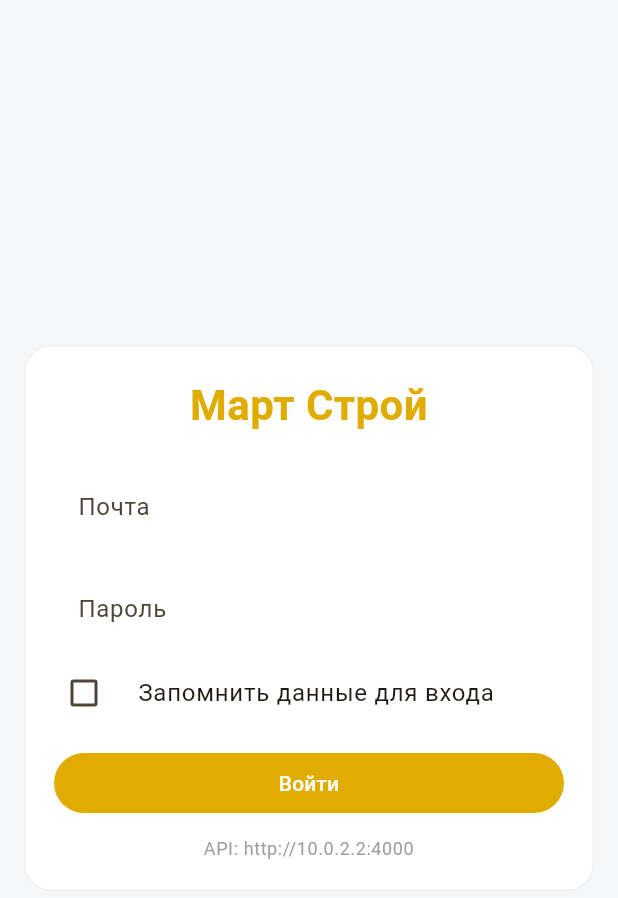
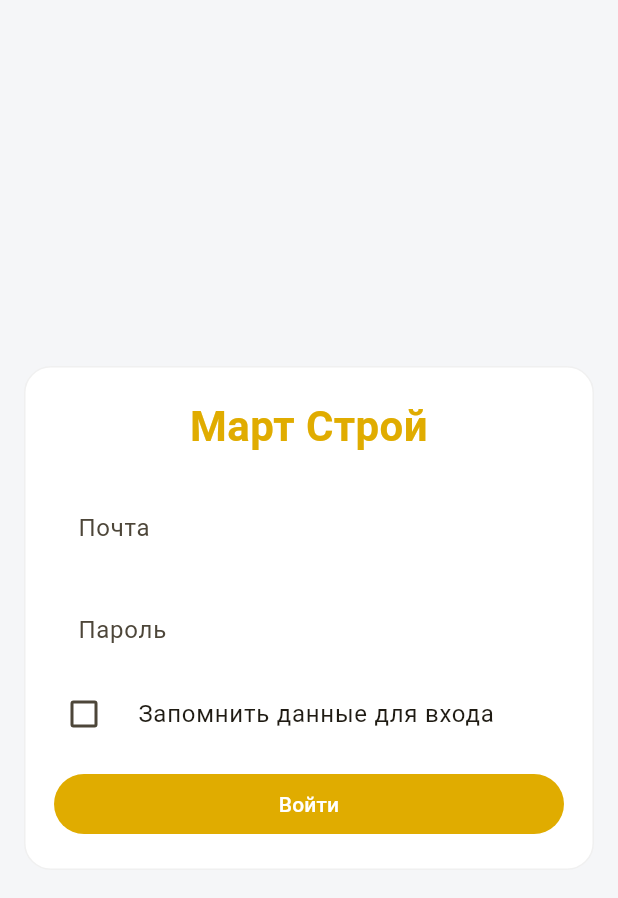
Before and after one commit to ReunionRS/flutter-crm, a Flutter app: the screen it shows after launch, on a phone screen of 412 x 824 dp. Shown: the top 898 px of the screen. Run offline on Flutter 3.47's test engine with Material 3 defaults, Android fonts, the phone set to English and light mode, and no system bars; our stand-ins replace file_picker, flutter_local_notifications, shared_preferences; missing offline and left inert: dart:html, dart:ui_web.

Commit message:
Update login_screen.dart

```diff
--- a/project/lib/features/auth/login_screen.dart
+++ b/project/lib/features/auth/login_screen.dart
@@ -1,6 +1,5 @@
 import 'package:flutter/material.dart';
 
-import '../../core/api_config.dart';
 import '../../models/session_models.dart';
 import '../../services/auth_service.dart';
 
@@ -121,7 +120,8 @@ class _LoginScreenState extends State<LoginScreen> {
                     ),
                     CheckboxListTile(
                       value: _rememberEmail,
-                      onChanged: (v) => setState(() => _rememberEmail = v ?? false),
+                      onChanged: (v) =>
+                          setState(() => _rememberEmail = v ?? false),
                       title: const Text('Запомнить данные для входа'),
                       contentPadding: EdgeInsets.zero,
                       controlAffinity: ListTileControlAffinity.leading,
@@ -141,12 +141,6 @@ class _LoginScreenState extends State<LoginScreen> {
                             )
                           : const Text('Войти'),
                     ),
-                    const SizedBox(height: 12),
-                    Text(
-                      'API: ${ApiConfig.baseUrl}',
-                      textAlign: TextAlign.center,
-                      style: Theme.of(context).textTheme.bodySmall?.copyWith(color: Colors.grey),
-                    ),
                   ],
                 ),
               ),
```
